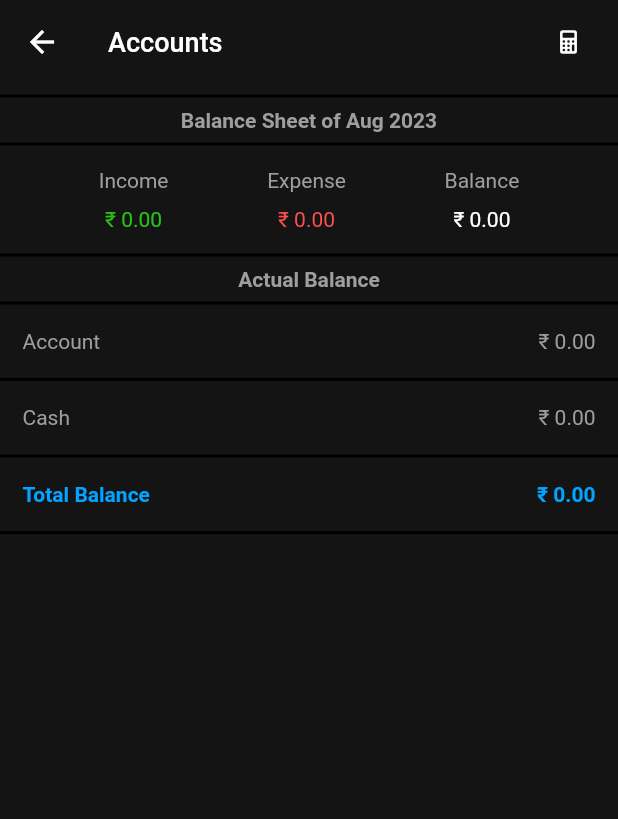
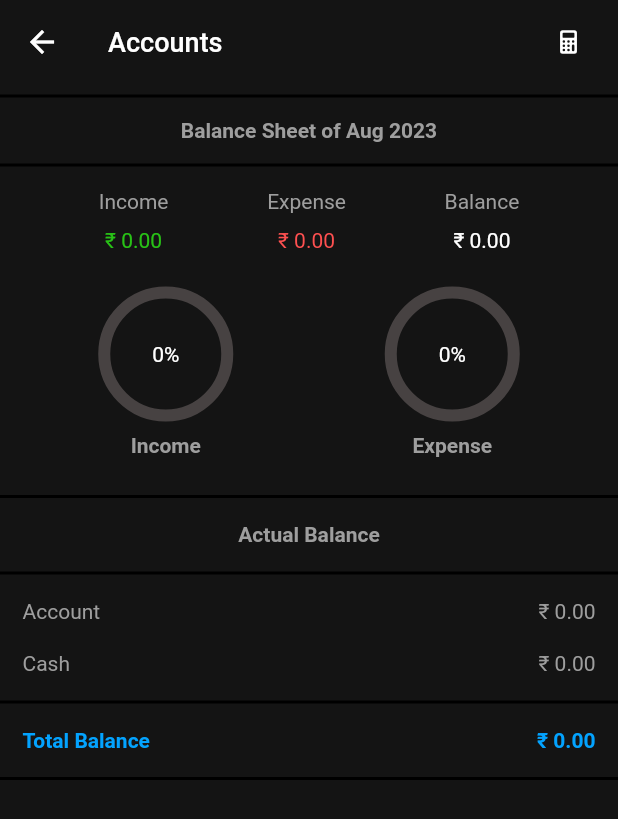
Before and after one commit to joyaljosephnote/Fin_Trackr, a Flutter app: the AccountsScreen screen opened directly, on a phone screen of 412 x 824 dp. Shown: the top 819 px of the screen. Run offline on Flutter 3.47's test engine with Material 2 defaults, Android fonts, the phone set to English and light mode, and no system bars; drawn by our look-alikes of percent_indicator; our stand-ins replace flutter_spinkit, google_fonts, hive, hive_flutter, image_picker, ionicons and 5 more; missing offline and left inert: clipboard, currency_picker; accounts and stored records are empty; project files that could hold a hidden picture were left out.

Commit message:
added the persentage curcle bar in accounts section

```diff
--- a/lib/main.dart
+++ b/lib/main.dart
@@ -1,5 +1,4 @@
 import 'package:fin_trackr/constant/constant.dart';
-// ignore: unused_import
 import 'package:fin_trackr/db/functions/account_group_function.dart';
 import 'package:fin_trackr/db/functions/category_functions.dart';
 import 'package:fin_trackr/db/functions/currency_function.dart';
--- a/lib/screens/accounts_screen/accounts_screen.dart
+++ b/lib/screens/accounts_screen/accounts_screen.dart
@@ -1,5 +1,4 @@
 import 'package:fin_trackr/constant/constant.dart';
-import 'package:fin_trackr/db/functions/account_group_function.dart';
 import 'package:fin_trackr/db/functions/category_functions.dart';
 import 'package:fin_trackr/db/functions/currency_function.dart';
 import 'package:fin_trackr/db/functions/transaction_function.dart';
@@ -8,6 +7,7 @@ import 'package:fin_trackr/screens/calculator/calculator_screen.dart';
 import 'package:flutter/material.dart';
 import 'package:intl/intl.dart';
 import 'package:ionicons/ionicons.dart';
+import 'package:percent_indicator/circular_percent_indicator.dart';
 
 class AccountsScreen extends StatelessWidget {
   const AccountsScreen({super.key});
@@ -19,10 +19,8 @@ class AccountsScreen extends StatelessWidget {
     NumberFormat formatter = NumberFormat('#,##0.00');
     TransactionDB.instance.refresh();
     CategoryDB.instance.getAllCategory();
-    getAllAccountGroup();
     accountGroupBalanceAmount();
     balanceAmountOfCurrentMonth();
-    balanceAmount();
     return Scaffold(
       backgroundColor: AppColor.ftScafoldColor,
       appBar: AppBar(
@@ -42,7 +40,6 @@ class AccountsScreen extends StatelessWidget {
                   icon: const Icon(Ionicons.calculator,
                       color: AppColor.ftTextSecondayColor, size: 18),
                   onPressed: () {
-                    // Handle forward button press
                     Navigator.push(
                       context,
                       MaterialPageRoute(
@@ -65,11 +62,15 @@ class AccountsScreen extends StatelessWidget {
                 thickness: 2.0,
                 color: AppColor.ftPrimaryDividerColor,
               ),
-              Text(
+              Container(
+                alignment: Alignment.center,
+                height: 30,
+                child: Text(
                   'Balance Sheet of $formattedDate',
                   style: const TextStyle(
                       color: AppColor.ftTextTertiaryColor,
                       fontWeight: FontWeight.bold),
+                ),
               ),
               const Divider(
                 thickness: 2.0,
@@ -166,17 +167,95 @@ class AccountsScreen extends StatelessWidget {
                   ],
                 ),
               ),
+              Container(
+                padding: const EdgeInsets.all(15.0),
+                child: Row(
+                  mainAxisAlignment: MainAxisAlignment.spaceAround,
+                  children: <Widget>[
+                    ValueListenableBuilder(
+                      valueListenable: incomePercentageNotifier,
+                      builder: (context, value, child) {
+                        return CircularPercentIndicator(
+                          radius: 45.0,
+                          lineWidth: 8.0,
+                          animation: true,
+                          percent: incomePercentageNotifier.value > 0 ||
+                                  expensePercentageNotifier.value > 0
+                              ? (incomePercentageNotifier.value * 100) / 100
+                              : 0,
+                          center: Text(
+                            "${incomePercentageNotifier.value > 0 || expensePercentageNotifier.value > 0 ? (incomePercentageNotifier.value * 100).toDouble().toStringAsFixed(0) : 0}%",
+                            style: const TextStyle(
+                              color: AppColor.ftTextSecondayColor,
+                              fontSize: 14,
+                            ),
+                          ),
+                          footer: const Text(
+                            "Income",
+                            style: TextStyle(
+                                height: 1.9,
+                                fontWeight: FontWeight.bold,
+                                fontSize: 14.0,
+                                color: AppColor.ftTextTertiaryColor),
+                          ),
+                          circularStrokeCap: CircularStrokeCap.round,
+                          backgroundColor: const Color(0xFF474242),
+                          progressColor: AppColor.ftTextIncomeColor,
+                        );
+                      },
+                    ),
+                    ValueListenableBuilder(
+                      valueListenable: expensePercentageNotifier,
+                      builder: (context, value, child) {
+                        return CircularPercentIndicator(
+                          radius: 45.0,
+                          lineWidth: 8.0,
+                          animation: true,
+                          percent: incomePercentageNotifier.value > 0 ||
+                                  expensePercentageNotifier.value > 0
+                              ? (100 -
+                                      (expensePercentageNotifier.value * 100)) /
+                                  100
+                              : 0,
+                          center: Text(
+                            "${incomePercentageNotifier.value > 0 || expensePercentageNotifier.value > 0 ? (100 - (expensePercentageNotifier.value * 100)).toDouble().toStringAsFixed(0) : 0}%",
+                            style: const TextStyle(
+                              color: AppColor.ftTextSecondayColor,
+                              fontSize: 14,
+                            ),
+                          ),
+                          footer: const Text(
+                            "Expense",
+                            style: TextStyle(
+                                height: 1.9,
+                                fontWeight: FontWeight.bold,
+                                fontSize: 14.0,
+                                color: AppColor.ftTextTertiaryColor),
+                          ),
+                          circularStrokeCap: CircularStrokeCap.round,
+                          backgroundColor: const Color(0xFF474242),
+                          progressColor: AppColor.ftTextExpenseColor,
+                        );
+                      },
+                    )
+                  ],
+                ),
+              ),
               const Divider(
                 thickness: 2.0,
                 color: AppColor.ftPrimaryDividerColor,
               ),
               Column(
                 children: [
-                  const Text(
+                  Container(
+                    alignment: Alignment.center,
+                    height: 35,
+                    child: const Text(
                       'Actual Balance',
                       style: TextStyle(
                           color: AppColor.ftTextTertiaryColor,
                           fontWeight: FontWeight.bold),
+                    ),
                   ),
                   const Divider(
                     thickness: 2.0,
@@ -215,10 +294,6 @@ class AccountsScreen extends StatelessWidget {
                         );
                       },
                     ),
-                  ),
-                  const Divider(
-                    thickness: 2.0,
-                    color: AppColor.ftPrimaryDividerColor,
                   ),
                   Padding(
                     padding: const EdgeInsets.only(left: 15, right: 15),
--- a/lib/screens/accounts_screen/balance_calculation.dart
+++ b/lib/screens/accounts_screen/balance_calculation.dart
@@ -14,6 +14,8 @@ ValueNotifier<double> accountAmountGroupNotifier = ValueNotifier(0);
 ValueNotifier<double> cashAmountGroupNotifier = ValueNotifier(0);
 ValueNotifier<double> assetAmountGroupNotifier = ValueNotifier(0);
 ValueNotifier<double> liabiliteAmountGroupNotifier = ValueNotifier(0);
+ValueNotifier<double> incomePercentageNotifier = ValueNotifier(0);
+ValueNotifier<double> expensePercentageNotifier = ValueNotifier(0);
 
 Future<void> balanceAmount() async {
   await TransactionDB.instance.getAllTransactions().then((value) {
@@ -37,6 +39,8 @@ Future<void> balanceAmountOfCurrentMonth() async {
     incomeCurrentMonthNotifier.value = 0;
     expenseCurrentMonthNotifier.value = 0;
     totalCurrentMonthNotifier.value = 0;
+    incomePercentageNotifier.value = 0;
+    expensePercentageNotifier.value = 0;
 
     for (var item in value) {
       if (item.categoryType == CategoryType.income) {
@@ -47,6 +51,14 @@ Future<void> balanceAmountOfCurrentMonth() async {
     }
     totalCurrentMonthNotifier.value =
         incomeCurrentMonthNotifier.value - expenseCurrentMonthNotifier.value;
+
+    incomePercentageNotifier.value =
+        (incomeCurrentMonthNotifier.value - expenseCurrentMonthNotifier.value) /
+            (incomeCurrentMonthNotifier.value);
+
+    expensePercentageNotifier.value =
+        (incomeCurrentMonthNotifier.value - expenseCurrentMonthNotifier.value) /
+            (incomeCurrentMonthNotifier.value);
   });
 }
 
@@ -62,13 +74,6 @@ Future<void> accountGroupBalanceAmount() async {
       }
     }
 
-    if (accountAmountGroupNotifier.value < 0) {
-      liabiliteAmountGroupNotifier.value = accountAmountGroupNotifier.value;
-    }
-    if (cashAmountGroupNotifier.value < 0) {
-      liabiliteAmountGroupNotifier.value =
-          liabiliteAmountGroupNotifier.value + cashAmountGroupNotifier.value;
-    }
     assetAmountGroupNotifier.value =
         accountAmountGroupNotifier.value + cashAmountGroupNotifier.value;
   });
--- a/pubspec.yaml
+++ b/pubspec.yaml
@@ -39,6 +39,7 @@ dependencies:
   google_fonts: ^5.1.0
   flutter_spinkit: ^5.2.0
   intl: ^0.18.0
+  percent_indicator: ^4.2.3
   math_expressions: 2.3.1
   ionicons: 0.2.2
   url_launcher: 6.1.12
```
Also changed, not shown: pubspec.lock. Lines whose indentation alone changed are shown as unchanged.
